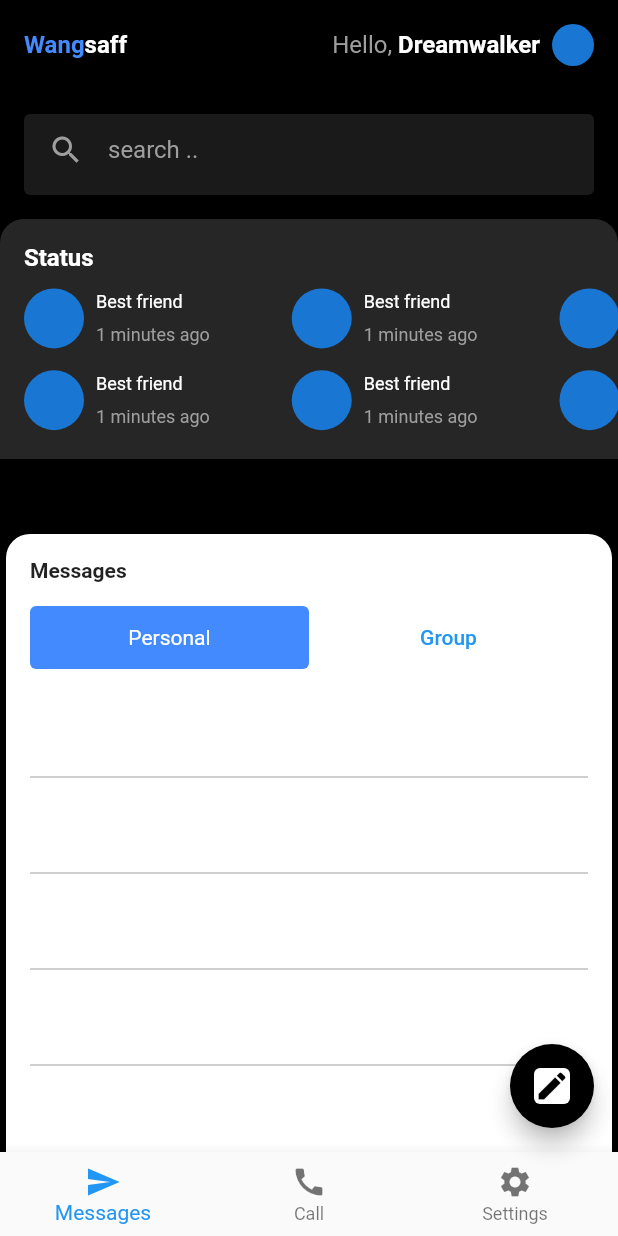
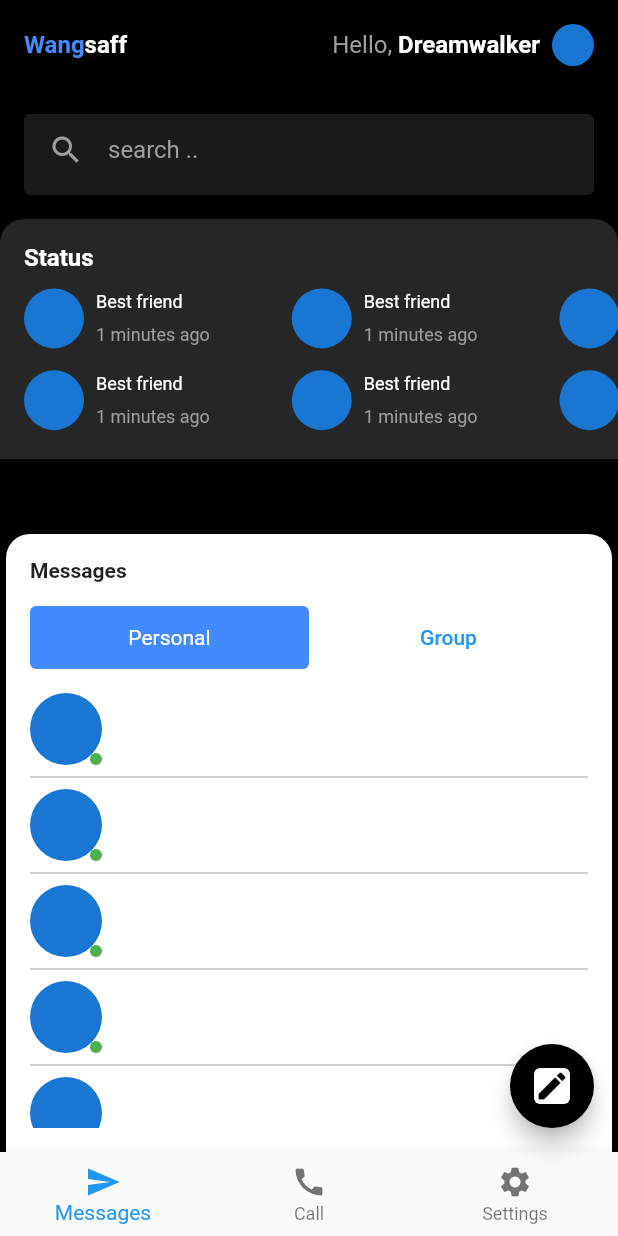
Before and after one commit to JAICHANGPARK/flutter_notebook_19th_story, a Flutter app: the screen it shows after launch, on a phone screen of 412 x 824 dp. Run offline on Flutter 3.47's test engine with Material 2 defaults, Android fonts, the phone set to English and light mode, and no system bars; our stand-ins replace cached_network_image, countup, fl_chart, flutter_riverpod, freezed_annotation, smooth_page_indicator and 1 more.

Commit message:
Update mobile_chat_home_page.dart

```diff
--- a/lib/ep1124_mobile_chat_app/src/ui/mobile_chat_home_page.dart
+++ b/lib/ep1124_mobile_chat_app/src/ui/mobile_chat_home_page.dart
@@ -238,17 +238,36 @@ class _MobileChatHomePageState extends State<MobileChatHomePage> {
                         ),
                         itemBuilder: (context, index) {
                           return Row(
-                            children:  [
+                            children: [
                               Container(
                                 height: 48,
                                 width: 48,
                                 child: Stack(
                                   children: [
+                                    Positioned(
+                                      left: 0,
+                                      top: 0,
+                                      right: 0,
+                                      bottom: 0,
+                                      child: CircleAvatar(),
+                                    ),
+                                    Positioned(
+                                      right: 0,
+                                      bottom: 0,
+                                      child: Container(
+                                        height: 8,
+                                        width: 8,
+                                        decoration: BoxDecoration(
+                                          color: Colors.green,
 
+                                          shape: BoxShape.circle
+                                        ),
+                                      ),
+
+                                    )
                                   ],
                                 ),
                               ),
-
                             ],
                           );
                         },
```
